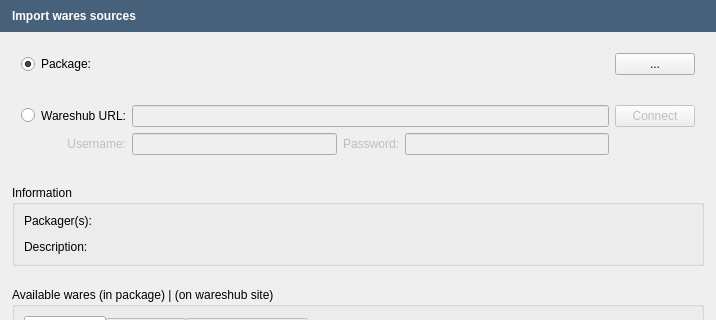
Above: src/openfluid/ui/waresdev/WaresSrcImportDialog.ui from OpenFLUID/openfluid before the change; both pictures show x 0 to 716 and y 0 to 320 of the 716 by 593 pixel window. Below: the same form after it.
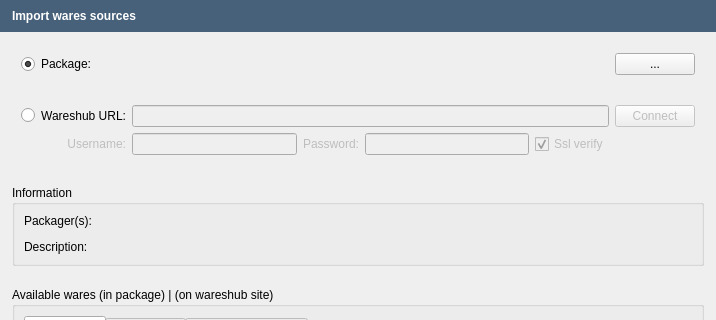
That is the form after the change.

Commit message:
Add ware sources import from a WaresHub
* Added libGit2 dependency

```diff
--- a/src/openfluid/ui/waresdev/WaresSrcImportDialog.ui
+++ b/src/openfluid/ui/waresdev/WaresSrcImportDialog.ui
@@ -126,8 +126,8 @@
       <widget class="QWidget" name="WareshubWidget" native="true">
        <layout class="QVBoxLayout" name="verticalLayout_10">
         <item>
-         <layout class="QGridLayout" name="gridLayout_2" columnstretch="0,0,0,0,0,0">
-          <item row="0" column="5">
+         <layout class="QGridLayout" name="gridLayout_2" columnstretch="0,0,0,0,0,0,0">
+          <item row="0" column="6">
            <widget class="QPushButton" name="WareshubConnectButton">
             <property name="enabled">
              <bool>false</bool>
@@ -142,6 +142,12 @@
             <property name="enabled">
              <bool>false</bool>
             </property>
+            <property name="text">
+             <string/>
+            </property>
+            <property name="echoMode">
+             <enum>QLineEdit::Password</enum>
+            </property>
            </widget>
           </item>
           <item row="0" column="0">
@@ -159,6 +165,9 @@
             <property name="enabled">
              <bool>false</bool>
             </property>
+            <property name="text">
+             <string/>
+            </property>
            </widget>
           </item>
           <item row="1" column="3">
@@ -197,7 +206,20 @@
             </property>
            </widget>
           </item>
-          <item row="0" column="2" colspan="3">
+          <item row="1" column="5">
+           <widget class="QCheckBox" name="SslVerifyCheckBox">
+            <property name="enabled">
+             <bool>false</bool>
+            </property>
+            <property name="text">
+             <string>Ssl verify</string>
+            </property>
+            <property name="checked">
+             <bool>true</bool>
+            </property>
+           </widget>
+          </item>
+          <item row="0" column="2" colspan="4">
            <widget class="QLineEdit" name="WareshubUrlLineEdit">
             <property name="enabled">
              <bool>false</bool>
```
Left out of the diff: 56 changed lines with no effect on the pictures. The commit also changes 12 other files.
